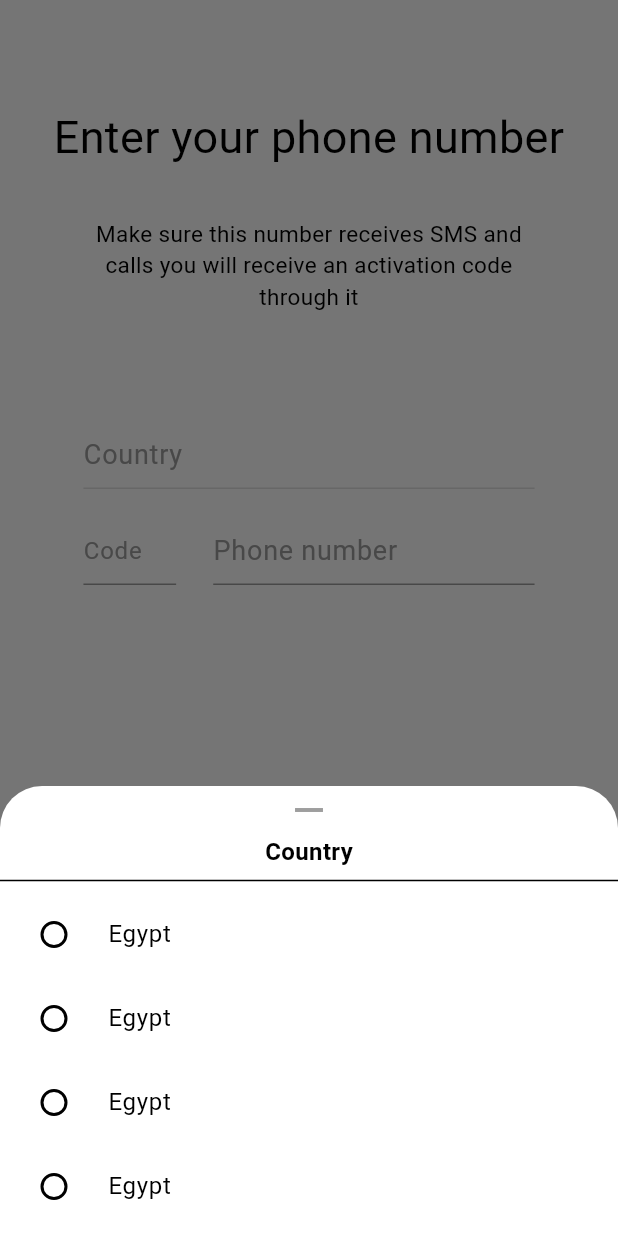
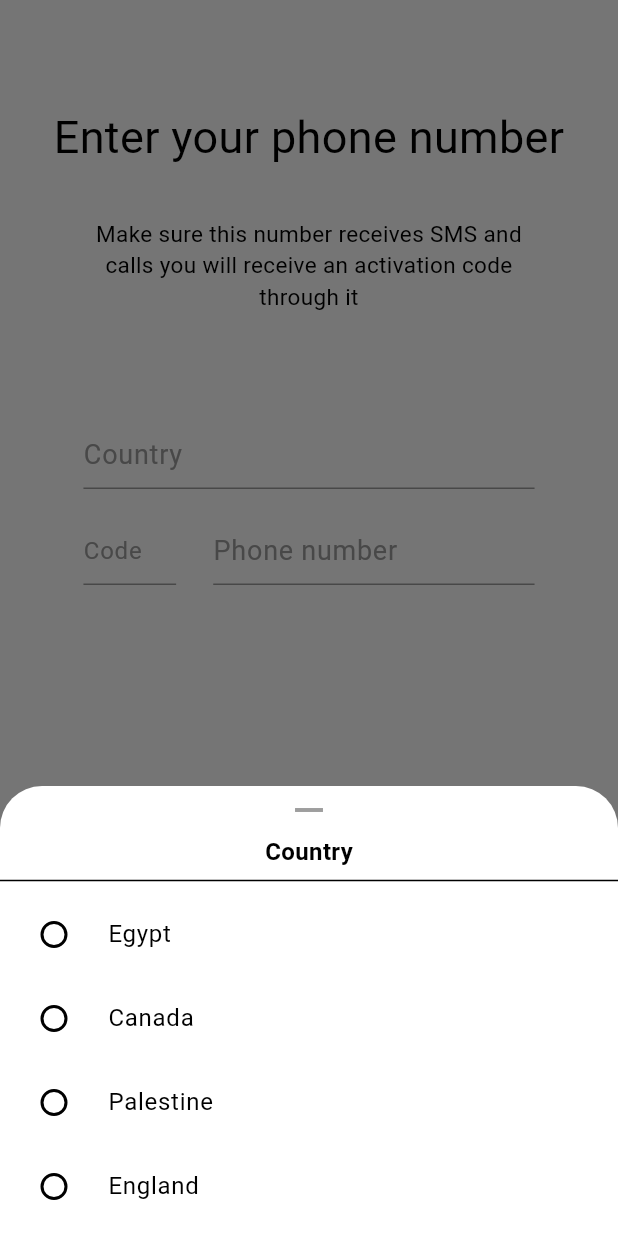
Before and after one commit to dramcode93/DRAMchatApp, a Flutter app: the NumberPage screen opened by its route, after a tap on "Country", on a phone screen of 412 x 824 dp. Run offline on Flutter 3.47's test engine with Material 3 defaults, Android fonts, the light colour scheme and no system bars; our stand-ins replace image_cropper, image_picker, permission_handler, pinput, shared_preferences; accounts and stored records are empty.

Commit message:
country&langlist

```diff
--- a/lib/l10n/intl_ar.arb
+++ b/lib/l10n/intl_ar.arb
@@ -45,5 +45,9 @@
 
     "matchTitle": ".كلمة المرور غير متطابقة",
     "matchDescription": "يرجى التأكد من تطابق كلمة المرور.",
-    "Edit":"تعديل"
+    "Edit":"تعديل",
+
+    "Canada":"كندا",
+    "Palestine":"فلسطين",
+    "England":"انجلترا"
 }
--- a/lib/l10n/intl_en.arb
+++ b/lib/l10n/intl_en.arb
@@ -44,5 +44,9 @@
 
     "matchTitle":"Passwords do not match.",
     "matchDescription":"Please make sure the passwords match.",
-    "Edit":"Edit"
+    "Edit":"Edit",
+
+    "Canada":"Canada",
+    "Palestine":"Palestine",
+    "England":"England"
 }
--- a/lib/pages/number_page.dart
+++ b/lib/pages/number_page.dart
@@ -82,7 +82,7 @@ class _NumberPageState extends State<NumberPage> {
                       child: Text(
                         S.of(context).numberDescription,
                         style: const TextStyle(
-                          color: Colors.black,
+                          // color: Colors.black,
                           fontSize: 15,
                         ),
                         textAlign: TextAlign.center,
@@ -118,43 +118,19 @@ class _NumberPageState extends State<NumberPage> {
                           errorStyle: const TextStyle(
                             color: Colors.red,
                           ),
-                          focusedBorder: const UnderlineInputBorder(
+                          disabledBorder: UnderlineInputBorder(
                             borderSide: BorderSide(
-                              color: Colors.grey,
+                              color: Theme.of(context).hintColor,
                             ),
                           ),
-                          enabledBorder: const UnderlineInputBorder(
-                            borderSide: BorderSide(
-                              color: Colors.grey,
-                            ),
-                          ),
-                          border: const UnderlineInputBorder(
-                            borderSide: BorderSide(
-                              color: Colors.grey,
-                            ),
-                            // border: UnderlineInputBorder(
-                            //   borderSide: BorderSide(
-                            //     color: Colors.grey.shade900,
-                            //   ),
-                            // ),
-                            // enabledBorder: UnderlineInputBorder(
-                            //   borderSide: BorderSide(
-                            //     color: Colors.grey.shade900,
-                            //   ),
-                            // ),
-                            // focusedBorder: UnderlineInputBorder(
-                            //   borderSide: BorderSide(
-                            //     color: Colors.grey.shade900,
-                            //   ),
-                          ),
                           hintText: hintName,
-                          hintStyle: const TextStyle(
-                            color: Colors.grey,
+                          hintStyle: TextStyle(
+                            color: Theme.of(context).hintColor,
                             fontSize: 18,
                           ),
                         ),
                         style: const TextStyle(
-                          color: Colors.black,
+                          // color: Colors.black,
                           fontSize: 20,
                         ),
                       ),
@@ -175,24 +151,24 @@ class _NumberPageState extends State<NumberPage> {
                                       const TextInputType.numberWithOptions(),
                                   // controller: controller,
                                   decoration: InputDecoration(
-                                    border: const UnderlineInputBorder(
+                                    border: UnderlineInputBorder(
                                       borderSide: BorderSide(
-                                        color: Colors.grey,
+                                        color: Theme.of(context).hintColor,
                                       ),
                                     ),
-                                    enabledBorder: const UnderlineInputBorder(
+                                    enabledBorder: UnderlineInputBorder(
                                       borderSide: BorderSide(
-                                        color: Colors.grey,
+                                        color: Theme.of(context).hintColor,
                                       ),
                                     ),
-                                    focusedBorder: const UnderlineInputBorder(
+                                    focusedBorder: UnderlineInputBorder(
                                       borderSide: BorderSide(
-                                        color: Colors.grey,
+                                        color: Theme.of(context).hintColor,
                                       ),
                                     ),
                                     hintText: S.of(context).codeHint,
-                                    hintStyle: const TextStyle(
-                                      color: Colors.grey,
+                                    hintStyle: TextStyle(
+                                      color: Theme.of(context).hintColor,
                                       fontSize: 16,
                                     ),
                                   ),
@@ -200,7 +176,7 @@ class _NumberPageState extends State<NumberPage> {
                                       TextEditingController(text: codeHintText),
 
                                   style: const TextStyle(
-                                    color: Colors.black,
+                                    // color: Colors.black,
                                     fontSize: 20,
                                   ),
                                   onChanged: (value) {
@@ -234,29 +210,29 @@ class _NumberPageState extends State<NumberPage> {
                                     errorStyle: const TextStyle(
                                       color: Colors.red,
                                     ),
-                                    border: const UnderlineInputBorder(
+                                    border: UnderlineInputBorder(
                                       borderSide: BorderSide(
-                                        color: Colors.grey,
+                                        color: Theme.of(context).hintColor,
                                       ),
                                     ),
-                                    enabledBorder: const UnderlineInputBorder(
+                                    enabledBorder: UnderlineInputBorder(
                                       borderSide: BorderSide(
-                                        color: Colors.grey,
+                                        color: Theme.of(context).hintColor,
                                       ),
                                     ),
-                                    focusedBorder: const UnderlineInputBorder(
+                                    focusedBorder: UnderlineInputBorder(
                                       borderSide: BorderSide(
-                                        color: Colors.grey,
+                                        color: Theme.of(context).hintColor,
                                       ),
                                     ),
                                     hintText: S.of(context).phoneHint,
-                                    hintStyle: const TextStyle(
-                                      color: Colors.grey,
+                                    hintStyle: TextStyle(
+                                      color: Theme.of(context).hintColor,
                                       fontSize: 18,
                                     ),
                                   ),
                                   style: const TextStyle(
-                                    color: Colors.black,
+                                    // color: Colors.black,
                                     fontSize: 20,
                                   ),
                                 ),
@@ -272,19 +248,19 @@ class _NumberPageState extends State<NumberPage> {
                                   keyboardType:
                                       const TextInputType.numberWithOptions(),
                                   decoration: InputDecoration(
-                                    focusedBorder: const UnderlineInputBorder(
+                                    focusedBorder: UnderlineInputBorder(
                                       borderSide: BorderSide(
-                                        color: Colors.grey,
+                                        color: Theme.of(context).hintColor,
                                       ),
                                     ),
-                                    enabledBorder: const UnderlineInputBorder(
+                                    enabledBorder: UnderlineInputBorder(
                                       borderSide: BorderSide(
-                                        color: Colors.grey,
+                                        color: Theme.of(context).hintColor,
                                       ),
                                     ),
-                                    border: const UnderlineInputBorder(
+                                    border: UnderlineInputBorder(
                                       borderSide: BorderSide(
-                                        color: Colors.grey,
+                                        color: Theme.of(context).hintColor,
                                       ),
                                       // border: const UnderlineInputBorder(
                                       //   borderSide: BorderSide(
@@ -303,15 +279,15 @@ class _NumberPageState extends State<NumberPage> {
                                     ),
                                     // hintText: 'Code',
                                     hintText: S.of(context).codeHint,
-                                    hintStyle: const TextStyle(
-                                      color: Colors.grey,
+                                    hintStyle: TextStyle(
+                                      color: Theme.of(context).hintColor,
                                       fontSize: 16,
                                     ),
                                   ),
                                   controller:
                                       TextEditingController(text: codeHintText),
                                   style: const TextStyle(
-                                    color: Colors.black,
+                                    // color: Colors.black,
                                     fontSize: 20,
                                   ),
                                   onChanged: (value) {
@@ -345,30 +321,30 @@ class _NumberPageState extends State<NumberPage> {
                                     errorStyle: const TextStyle(
                                       color: Colors.red,
                                     ),
-                                    border: const UnderlineInputBorder(
+                                    border: UnderlineInputBorder(
                                       borderSide: BorderSide(
-                                        color: Colors.grey,
+                                        color: Theme.of(context).hintColor,
                                       ),
                                     ),
-                                    enabledBorder: const UnderlineInputBorder(
+                                    enabledBorder: UnderlineInputBorder(
                                       borderSide: BorderSide(
-                                        color: Colors.grey,
+                                        color: Theme.of(context).hintColor,
                                       ),
                                     ),
-                                    focusedBorder: const UnderlineInputBorder(
+                                    focusedBorder: UnderlineInputBorder(
                                       borderSide: BorderSide(
-                                        color: Colors.grey,
+                                        color: Theme.of(context).hintColor,
                                       ),
                                     ),
                                     // hintText: 'Phone number',
                                     hintText: S.of(context).phoneHint,
-                                    hintStyle: const TextStyle(
-                                      color: Colors.grey,
+                                    hintStyle: TextStyle(
+                                      color: Theme.of(context).hintColor,
                                       fontSize: 18,
                                     ),
                                   ),
                                   style: const TextStyle(
-                                    color: Colors.black,
+                                    // color: Colors.black,
                                     fontSize: 20,
                                   ),
                                 ),
@@ -458,12 +434,6 @@ class _NumberPageState extends State<NumberPage> {
                       }
                     },
                   ),
-                  // const Spacer(
-                  //   flex: 1,
-                  // ),
-                  // SizedBox(
-                  //   height: bodyHeight * 0.69,
-                  // ),
                 ],
               ),
             ),
@@ -472,12 +442,6 @@ class _NumberPageState extends State<NumberPage> {
       ),
     );
   }
-
-// @override
-// void dispose() {
-//   codeController.dispose();
-//   super.dispose();
-// }
 }
 
 bool isArabic() {
--- a/lib/theme/themeData/theme_data_dark.dart
+++ b/lib/theme/themeData/theme_data_dark.dart
@@ -27,4 +27,5 @@ ThemeData getThemeDark() => ThemeData(
       dialogBackgroundColor: AppColorsDark.dialogBackgroundColor,
       hintColor: AppColorsDark.hintColor,
       backgroundColor: AppColorsDark.backgroundColor,
+      scaffoldBackgroundColor: AppColorsDark.backgroundColor,
     );
--- a/lib/theme/themeData/theme_data_light.dart
+++ b/lib/theme/themeData/theme_data_light.dart
@@ -27,5 +27,5 @@ ThemeData getThemeLight() => ThemeData(
       dialogBackgroundColor: AppColorsLight.dialogBackgroundColor,
       hintColor: AppColorsLight.hintColor,
       backgroundColor: AppColorsLight.backgroundColor,
-
+      scaffoldBackgroundColor: AppColorsLight.backgroundColor,
     );
--- a/lib/widgets/custom_model_country.dart
+++ b/lib/widgets/custom_model_country.dart
@@ -10,10 +10,28 @@ class CustomModelCountry extends StatefulWidget {
 }
 
 class _CustomModelCountryState extends State<CustomModelCountry> {
-  String? country = '';
+  String? country;
 
   @override
   Widget build(BuildContext context) {
+    List<Map<String, String>> countryOptions = [
+      {
+        'value': 'Egypt',
+        'text': S.of(context).Egypt,
+      },
+      {
+        'value': 'Canada',
+        'text': S.of(context).Canada,
+      },
+      {
+        'value': 'Palestine',
+        'text': S.of(context).Palestine,
+      },
+      {
+        'value': 'England',
+        'text': S.of(context).England,
+      },
+    ];
     return SizedBox(
       height: 300,
       child: Center(
@@ -32,9 +50,16 @@ class _CustomModelCountryState extends State<CustomModelCountry> {
               ),
             ),
             const Divider(),
-            RadioListTile(
-                title: Text(S.of(context).Egypt),
-                value: 'Egypt',
+            Expanded(
+              child: ListView.builder(
+                itemCount: countryOptions.length,
+                itemBuilder: (BuildContext context, int index) {
+                  final item = countryOptions[index];
+                  return RadioListTile(
+                    title: Text(
+                      '${item['text']}',
+                    ),
+                    value: item['value'],
                     groupValue: country,
                     onChanged: (value) {
                       setState(() {
@@ -42,41 +67,11 @@ class _CustomModelCountryState extends State<CustomModelCountry> {
                         country = value;
                         widget.onCountrySelected(country!);
                       });
-                }),
-            RadioListTile(
-                title: Text(S.of(context).Egypt),
-                value: 'Canada',
-                groupValue: country,
-                onChanged: (value) {
-                  setState(() {
-                    Navigator.pop(context);
-                    country = value;
-                    widget.onCountrySelected(country!);
-                  });
-                }),
-            RadioListTile(
-                title: Text(S.of(context).Egypt),
-                value: 'Philistine',
-                groupValue: country,
-                onChanged: (value) {
-                  setState(() {
-                    Navigator.pop(context);
-                    country = value;
-                    widget.onCountrySelected(country!);
-                  });
-                }),
-            RadioListTile(
-                title: Text(S.of(context).Egypt),
-                value: 'England',
-                groupValue: country,
-                onChanged: (value) {
-                  setState(() {
-                    Navigator.pop(context);
-
-                    country = value;
-                    widget.onCountrySelected(country!);
-                  });
-                })
+                    },
+                  );
+                },
+              ),
+            )
           ],
         ),
       ),
--- a/lib/widgets/drawer_row.dart
+++ b/lib/widgets/drawer_row.dart
@@ -19,11 +19,11 @@ class DrawerRow extends StatelessWidget {
           ),
           Container(
             margin: const EdgeInsets.only(left: 16),
-            height: 40,
+            height: 44,
             width: 40,
             decoration: BoxDecoration(
               borderRadius: BorderRadius.circular(6),
-              color: const Color.fromARGB(255, 221, 209, 241),
+              color: Color.fromARGB(255, 226, 219, 239),
             ),
             child: icon,
           ),
```
Also changed, not shown: lib/pages/chats_page.dart (+11 -10 lines), lib/pages/code_page.dart (+7 -7 lines), lib/pages/home_page.dart (+9 -5 lines), lib/pages/login_page.dart (+55 -101 lines), lib/pages/profile_page.dart (+0 -10 lines), lib/pages/splash_page.dart (+6 -2 lines), lib/widgets/CustomModalCountry.dart (deleted, +0 -57 lines), lib/widgets/CustomModalLang.dart (+42 -26 lines), lib/widgets/call_tab.dart (+9 -2 lines), lib/widgets/chats_tab.dart (+91 -82 lines), lib/generated/intl/messages_ar.dart, lib/generated/intl/messages_en.dart, lib/generated/l10n.dart. Lines whose indentation alone changed are shown as unchanged.
